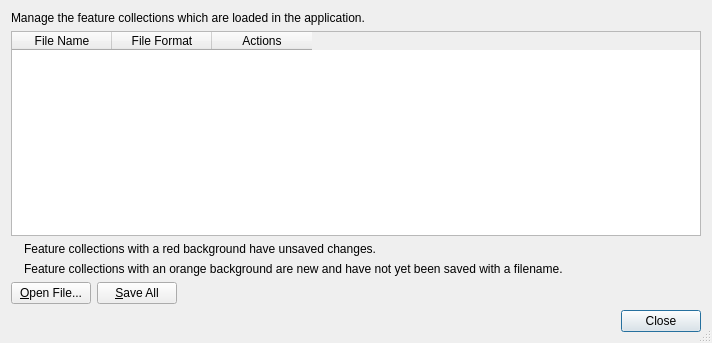
Old version of the form src/qt-widgets/ManageFeatureCollectionsDialogUi.ui in the repository GPlates/GPlates.
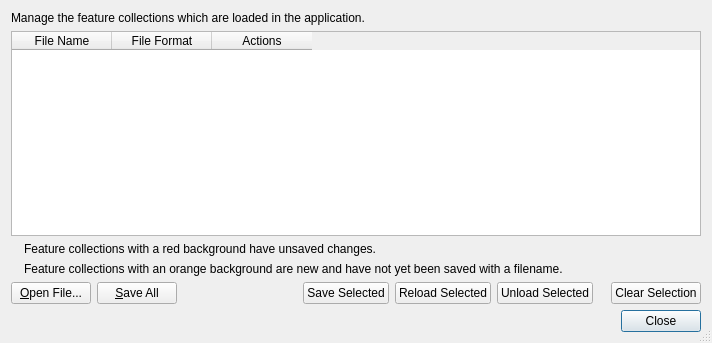
New version of the form. Icons and pictures are not drawn.

Commit message: (trunk) Added selection save, reload and unload to ManageFeatureCollectionsDialog in order to save, reload or unload multiple files at once.

```diff
--- a/src/qt-widgets/ManageFeatureCollectionsDialogUi.ui
+++ b/src/qt-widgets/ManageFeatureCollectionsDialogUi.ui
@@ -141,14 +141,11 @@
       </widget>
      </item>
      <item>
-      <spacer>
-       <property name="orientation" >
+      <spacer name="horizontalSpacer">
+       <property name="orientation">
         <enum>Qt::Horizontal</enum>
        </property>
-       <property name="sizeType" >
-        <enum>QSizePolicy::Expanding</enum>
-       </property>
-       <property name="sizeHint" stdset="0" >
+       <property name="sizeHint" stdset="0">
         <size>
          <width>40</width>
          <height>20</height>
@@ -156,16 +153,90 @@
        </property>
       </spacer>
      </item>
+     <item>
+      <widget class="QWidget" name="selection_buttons" native="true">
+       <layout class="QHBoxLayout" name="horizontalLayout_3">
+        <property name="margin">
+         <number>0</number>
+        </property>
+        <item>
+         <widget class="QPushButton" name="button_save_selected">
+          <property name="toolTip">
+           <string>Save selected feature collections that have been modified and have a filename</string>
+          </property>
+          <property name="text">
+           <string>Save Selected</string>
+          </property>
+          <property name="autoDefault">
+           <bool>true</bool>
+          </property>
+         </widget>
+        </item>
+        <item>
+         <widget class="QPushButton" name="button_reload_selected">
+          <property name="toolTip">
+           <string>Reload selected feature collections that have a filename</string>
+          </property>
+          <property name="text">
+           <string>Reload Selected</string>
+          </property>
+         </widget>
+        </item>
+        <item>
+         <widget class="QPushButton" name="button_unload_selected">
+          <property name="toolTip">
+           <string>Unload selected feature collections</string>
+          </property>
+          <property name="text">
+           <string>Unload Selected</string>
+          </property>
+          <property name="autoDefault">
+           <bool>true</bool>
+          </property>
+         </widget>
+        </item>
+        <item>
+         <spacer name="horizontalSpacer_2">
+          <property name="orientation">
+           <enum>Qt::Horizontal</enum>
+          </property>
+          <property name="sizeType">
+           <enum>QSizePolicy::Fixed</enum>
+          </property>
+          <property name="sizeHint" stdset="0">
+           <size>
+            <width>12</width>
+            <height>20</height>
+           </size>
+          </property>
+         </spacer>
+        </item>
+        <item>
+         <widget class="QPushButton" name="button_clear_selection">
+          <property name="toolTip">
+           <string>Clear the current selection of feature collections</string>
+          </property>
+          <property name="text">
+           <string>Clear Selection</string>
+          </property>
+          <property name="autoDefault">
+           <bool>true</bool>
+          </property>
+         </widget>
+        </item>
+       </layout>
+      </widget>
+     </item>
     </layout>
    </item>
    <item>
     <layout class="QHBoxLayout" >
      <item>
       <spacer>
-       <property name="orientation" >
+       <property name="orientation">
         <enum>Qt::Horizontal</enum>
        </property>
-       <property name="sizeHint" stdset="0" >
+       <property name="sizeHint" stdset="0">
         <size>
          <width>40</width>
          <height>20</height>
```
Left out of the diff: 124 changed lines with no effect on the pictures. The commit also changes 6 other files.
